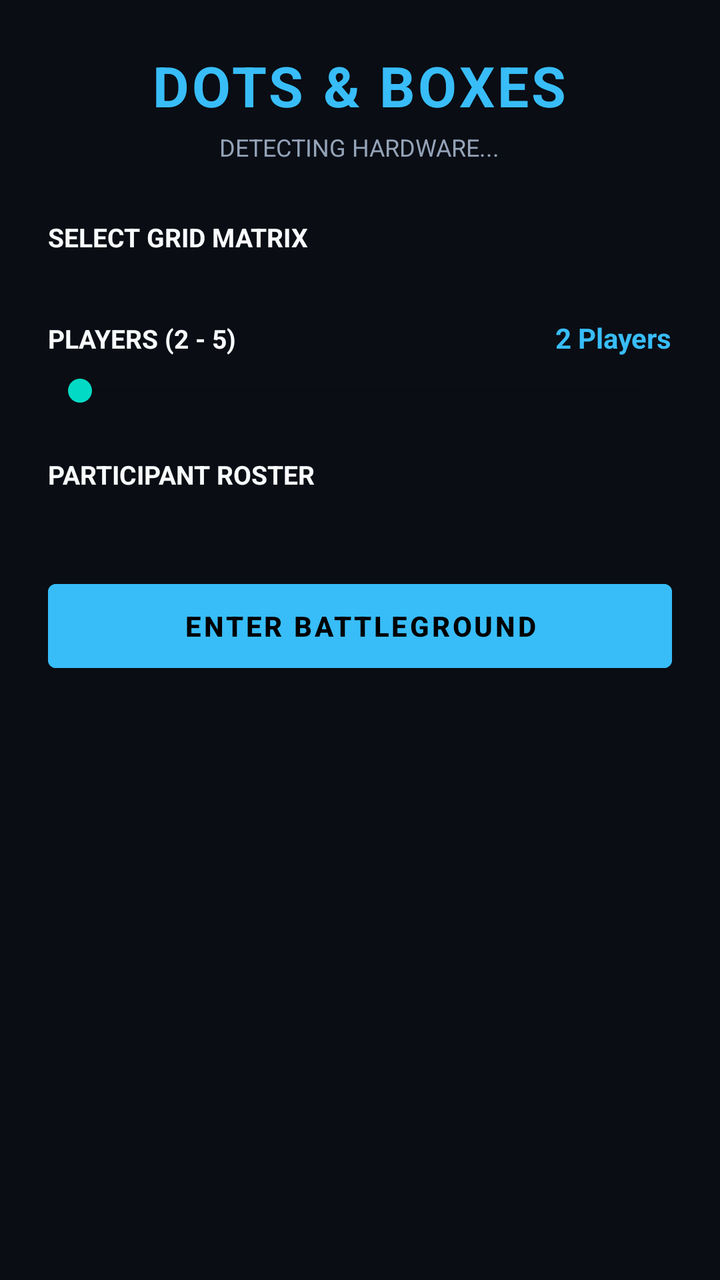
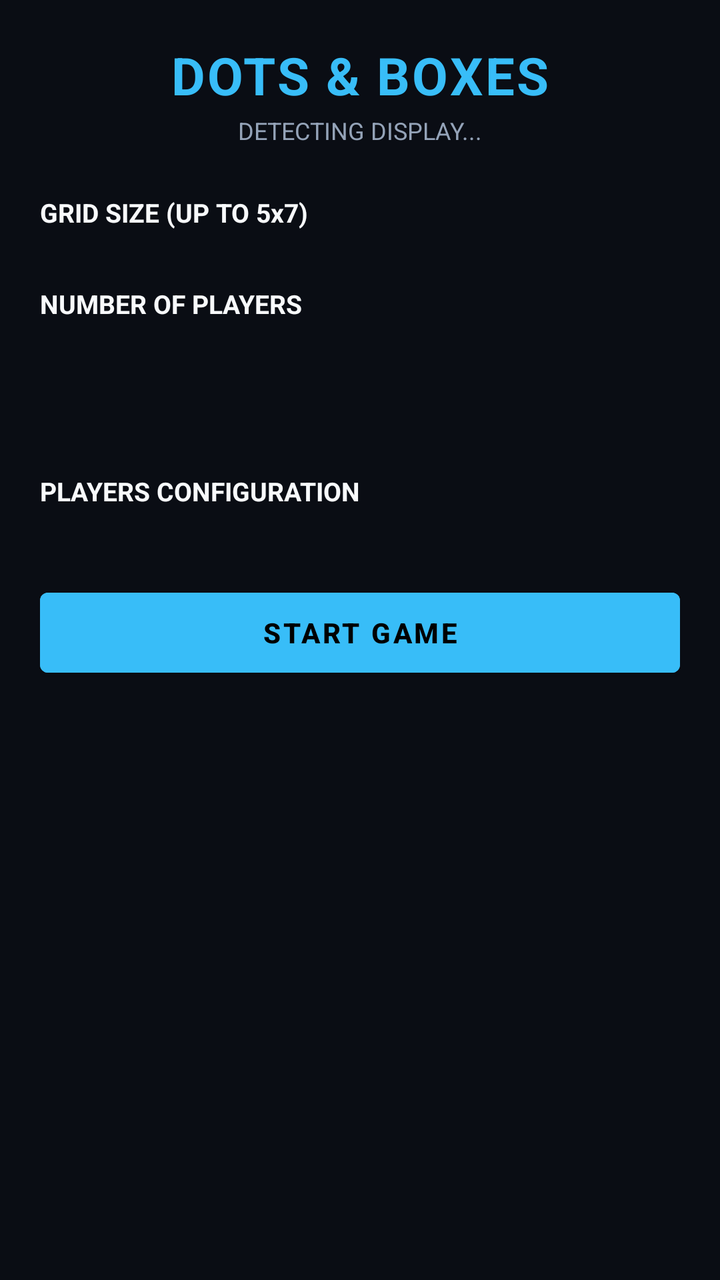

Compare the two renders of this Android layout. The source of the first and the diff that turns it into the second are given below.
<!-- AndroidManifest.xml: application theme Theme.DotsAndBoxes -->
<!-- res/layout/activity_main.xml -->
<?xml version="1.0" encoding="utf-8"?>
<FrameLayout xmlns:android="http://schemas.android.com/apk/res/android"
    android:layout_width="match_parent"
    android:layout_height="match_parent"
    android:background="@color/bg_primary">

    
    <ScrollView
        android:id="@+id/configContainer"
        android:layout_width="match_parent"
        android:layout_height="match_parent"
        android:fillViewport="true">

        <LinearLayout
            android:layout_width="match_parent"
            android:layout_height="wrap_content"
            android:orientation="vertical"
            android:padding="24dp"
            android:gravity="center_horizontal">

            <TextView
                android:layout_width="wrap_content"
                android:layout_height="wrap_content"
                android:text="DOTS &amp; BOXES"
                android:textColor="@color/accent_blue"
                android:textSize="28sp"
                android:textStyle="bold"
                android:letterSpacing="0.05" />

            <TextView
                android:id="@+id/tvDeviceType"
                android:layout_width="wrap_content"
                android:layout_height="wrap_content"
                android:text="DETECTING HARDWARE..."
                android:textColor="@color/text_muted"
                android:textSize="12sp"
                android:layout_marginTop="4dp" />

            <TextView
                android:layout_width="match_parent"
                android:layout_height="wrap_content"
                android:text="SELECT GRID MATRIX"
                android:textColor="@color/text_light"
                android:textStyle="bold"
                android:textSize="13sp"
                android:layout_marginTop="28dp" />

            <HorizontalScrollView
                android:layout_width="match_parent"
                android:layout_height="wrap_content"
                android:layout_marginTop="8dp"
                android:scrollbars="none">
                <LinearLayout
                    android:id="@+id/gridOptionsLayout"
                    android:layout_width="wrap_content"
                    android:layout_height="wrap_content"
                    android:orientation="horizontal" />
            </HorizontalScrollView>

            <LinearLayout
                android:layout_width="match_parent"
                android:layout_height="wrap_content"
                android:orientation="horizontal"
                android:layout_marginTop="24dp">
                <TextView
                    android:layout_width="0dp"
                    android:layout_height="wrap_content"
                    android:layout_weight="1"
                    android:text="PLAYERS (2 - 5)"
                    android:textColor="@color/text_light"
                    android:textStyle="bold"
                    android:textSize="13sp" />
                <TextView
                    android:id="@+id/tvPlayerCount"
                    android:layout_width="wrap_content"
                    android:layout_height="wrap_content"
                    android:text="2 Players"
                    android:textColor="@color/accent_blue"
                    android:textStyle="bold" />
            </LinearLayout>

            <SeekBar
                android:id="@+id/playerSeekBar"
                android:layout_width="match_parent"
                android:layout_height="wrap_content"
                android:min="2"
                android:max="5"
                android:progress="2"
                android:layout_marginTop="8dp" />

            <TextView
                android:layout_width="match_parent"
                android:layout_height="wrap_content"
                android:text="PARTICIPANT ROSTER"
                android:textColor="@color/text_light"
                android:textStyle="bold"
                android:textSize="13sp"
                android:layout_marginTop="24dp" />

            <LinearLayout
                android:id="@+id/rosterLayout"
                android:layout_width="match_parent"
                android:layout_height="wrap_content"
                android:orientation="vertical"
                android:layout_marginTop="8dp" />

            <Button
                android:id="@+id/btnStartMatch"
                android:layout_width="match_parent"
                android:layout_height="54dp"
                android:text="ENTER BATTLEGROUND"
                android:textStyle="bold"
                android:textColor="#000000"
                android:backgroundTint="@color/accent_blue"
                android:layout_marginTop="32dp" />
        </LinearLayout>
    </ScrollView>

    
    <LinearLayout
        android:id="@+id/arenaContainer"
        android:layout_width="match_parent"
        android:layout_height="match_parent"
        android:orientation="vertical"
        android:visibility="gone">

        <RelativeLayout
            android:layout_width="match_parent"
            android:layout_height="56dp"
            android:paddingHorizontal="16dp"
            android:background="@color/bg_card">

            <ImageButton
                android:id="@+id/btnLeaveArena"
                android:layout_width="40dp"
                android:layout_height="40dp"
                android:layout_centerVertical="true"
                android:background="?attr/selectableItemBackgroundBorderless"
                android:src="@android:drawable/ic_menu_revert"
                android:tint="@color/text_light" />

            <TextView
                android:id="@+id/tvTurnIndicator"
                android:layout_width="wrap_content"
                android:layout_height="wrap_content"
                android:layout_centerInParent="true"
                android:text="Player 1's Turn"
                android:textColor="@color/text_light"
                android:textStyle="bold"
                android:textSize="14sp" />

            <ImageButton
                android:id="@+id/btnResetMatch"
                android:layout_width="40dp"
                android:layout_height="40dp"
                android:layout_alignParentEnd="true"
                android:layout_centerVertical="true"
                android:background="?attr/selectableItemBackgroundBorderless"
                android:src="@android:drawable/ic_menu_rotate"
                android:tint="@color/text_light" />
        </RelativeLayout>

        <HorizontalScrollView
            android:layout_width="match_parent"
            android:layout_height="wrap_content"
            android:background="#0F1420"
            android:paddingVertical="8dp"
            android:scrollbars="none">
            <LinearLayout
                android:id="@+id/arenaScoresLayout"
                android:layout_width="wrap_content"
                android:layout_height="wrap_content"
                android:orientation="horizontal"
                android:paddingHorizontal="12dp" />
        </HorizontalScrollView>

        <com.fixtocode.dotsandboxes.GameView
            android:id="@+id/gameView"
            android:layout_width="match_parent"
            android:layout_height="match_parent" />
    </LinearLayout>
</FrameLayout>
<!-- resources referenced by this layout -->
<resources>
  <color name="accent_blue">#38BDF8</color>
  <color name="bg_card">#121824</color>
  <color name="bg_primary">#0A0D14</color>
  <color name="text_light">#F8FAFC</color>
  <color name="text_muted">#94A3B8</color>
  <style name="Theme.DotsAndBoxes" parent="Theme.MaterialComponents.DayNight.NoActionBar">
          <item name="android:statusBarColor">#0A0D14</item>
          <item name="android:windowBackground">@color/bg_primary</item>
      </style>
</resources>

<!-- the commit's change to res/layout/activity_main.xml (unified diff, before → after) -->
@@ -15,7 +15,7 @@
             android:layout_width="match_parent"
             android:layout_height="wrap_content"
             android:orientation="vertical"
-            android:padding="24dp"
+            android:padding="20dp"
             android:gravity="center_horizontal">
 
             <TextView
@@ -23,27 +23,28 @@
                 android:layout_height="wrap_content"
                 android:text="DOTS &amp; BOXES"
                 android:textColor="@color/accent_blue"
-                android:textSize="28sp"
+                android:textSize="26sp"
                 android:textStyle="bold"
-                android:letterSpacing="0.05" />
+                android:letterSpacing="0.04" />
 
             <TextView
                 android:id="@+id/tvDeviceType"
                 android:layout_width="wrap_content"
                 android:layout_height="wrap_content"
-                android:text="DETECTING HARDWARE..."
+                android:text="DETECTING DISPLAY..."
                 android:textColor="@color/text_muted"
                 android:textSize="12sp"
-                android:layout_marginTop="4dp" />
+                android:layout_marginTop="2dp" />
 
+            
             <TextView
                 android:layout_width="match_parent"
                 android:layout_height="wrap_content"
-                android:text="SELECT GRID MATRIX"
+                android:text="GRID SIZE (UP TO 5x7)"
                 android:textColor="@color/text_light"
                 android:textStyle="bold"
                 android:textSize="13sp"
-                android:layout_marginTop="28dp" />
+                android:layout_marginTop="24dp" />
 
             <HorizontalScrollView
                 android:layout_width="match_parent"
@@ -57,45 +58,32 @@
                     android:orientation="horizontal" />
             </HorizontalScrollView>
 
-            <LinearLayout
-                android:layout_width="match_parent"
-                android:layout_height="wrap_content"
-                android:orientation="horizontal"
-                android:layout_marginTop="24dp">
-                <TextView
-                    android:layout_width="0dp"
-                    android:layout_height="wrap_content"
-                    android:layout_weight="1"
-                    android:text="PLAYERS (2 - 5)"
-                    android:textColor="@color/text_light"
-                    android:textStyle="bold"
-                    android:textSize="13sp" />
-                <TextView
-                    android:id="@+id/tvPlayerCount"
-                    android:layout_width="wrap_content"
-                    android:layout_height="wrap_content"
-                    android:text="2 Players"
-                    android:textColor="@color/accent_blue"
-                    android:textStyle="bold" />
-            </LinearLayout>
-
-            <SeekBar
-                android:id="@+id/playerSeekBar"
-                android:layout_width="match_parent"
-                android:layout_height="wrap_content"
-                android:min="2"
-                android:max="5"
-                android:progress="2"
-                android:layout_marginTop="8dp" />
-
+            
             <TextView
                 android:layout_width="match_parent"
                 android:layout_height="wrap_content"
-                android:text="PARTICIPANT ROSTER"
+                android:text="NUMBER OF PLAYERS"
                 android:textColor="@color/text_light"
                 android:textStyle="bold"
                 android:textSize="13sp"
-                android:layout_marginTop="24dp" />
+                android:layout_marginTop="20dp" />
+
+            <LinearLayout
+                android:id="@+id/playerCountTabsLayout"
+                android:layout_width="match_parent"
+                android:layout_height="48dp"
+                android:orientation="horizontal"
+                android:layout_marginTop="8dp" />
+
+            
+            <TextView
+                android:layout_width="match_parent"
+                android:layout_height="wrap_content"
+                android:text="PLAYERS CONFIGURATION"
+                android:textColor="@color/text_light"
+                android:textStyle="bold"
+                android:textSize="13sp"
+                android:layout_marginTop="20dp" />
 
             <LinearLayout
                 android:id="@+id/rosterLayout"
@@ -107,12 +95,12 @@
             <Button
                 android:id="@+id/btnStartMatch"
                 android:layout_width="match_parent"
-                android:layout_height="54dp"
-                android:text="ENTER BATTLEGROUND"
+                android:layout_height="52dp"
+                android:text="START GAME"
                 android:textStyle="bold"
                 android:textColor="#000000"
                 android:backgroundTint="@color/accent_blue"
-                android:layout_marginTop="32dp" />
+                android:layout_marginTop="28dp" />
         </LinearLayout>
     </ScrollView>
 
@@ -124,6 +112,7 @@
         android:orientation="vertical"
         android:visibility="gone">
 
+        
         <RelativeLayout
             android:layout_width="match_parent"
             android:layout_height="56dp"
@@ -147,7 +136,7 @@
                 android:text="Player 1's Turn"
                 android:textColor="@color/text_light"
                 android:textStyle="bold"
-                android:textSize="14sp" />
+                android:textSize="15sp" />
 
             <ImageButton
                 android:id="@+id/btnResetMatch"
@@ -160,6 +149,7 @@
                 android:tint="@color/text_light" />
         </RelativeLayout>
 
+        
         <HorizontalScrollView
             android:layout_width="match_parent"
             android:layout_height="wrap_content"
@@ -174,6 +164,7 @@
                 android:paddingHorizontal="12dp" />
         </HorizontalScrollView>
 
+        
         <com.fixtocode.dotsandboxes.GameView
             android:id="@+id/gameView"
             android:layout_width="match_parent"
